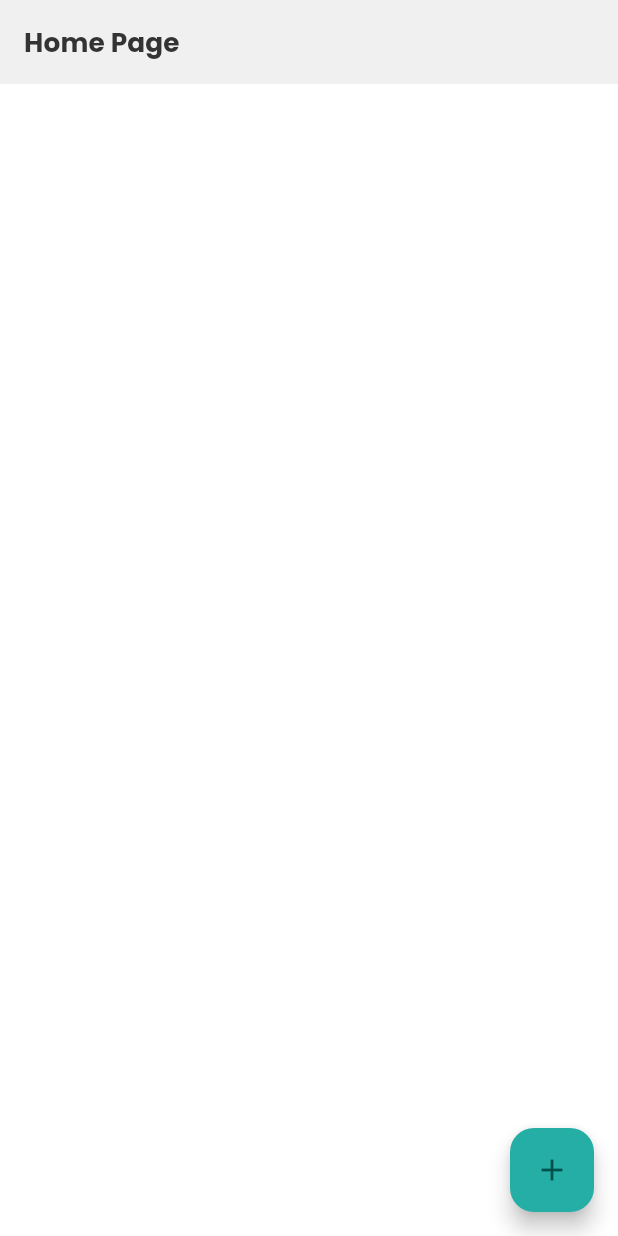
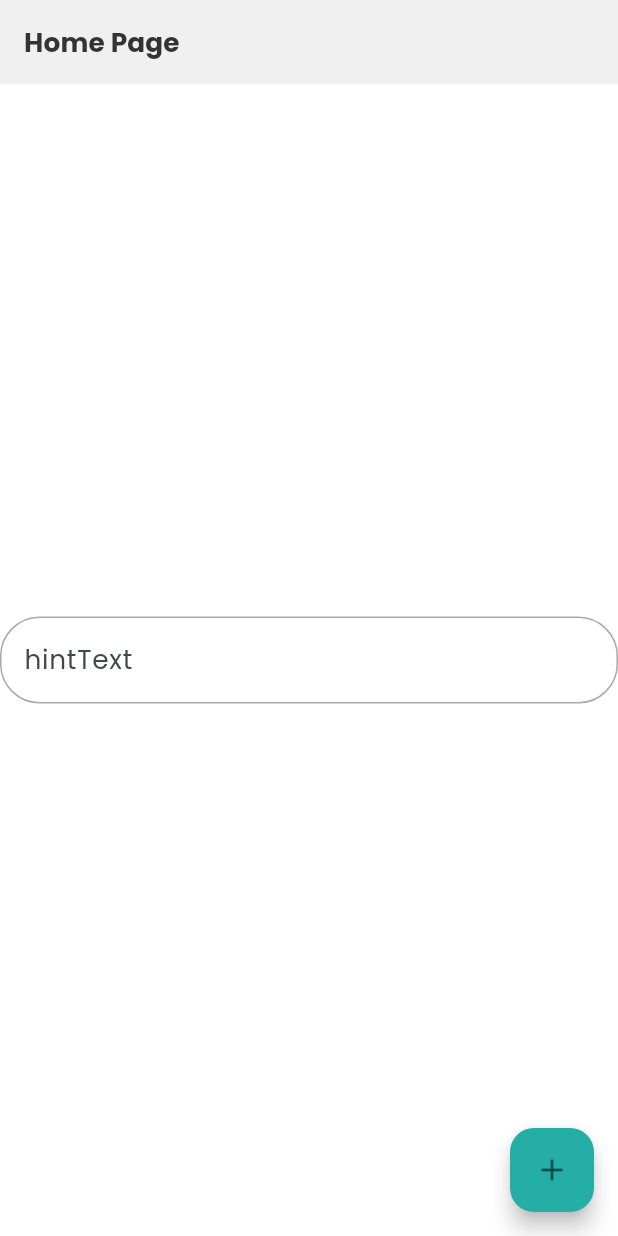
Before and after one commit to smith8h/flutter-mvvm-template, a Flutter app: the screen it shows after launch, after a tap on the "add" icon, on a phone screen of 412 x 824 dp. Run offline on Flutter 3.47's test engine with Material 3 defaults, Android fonts, the phone set to English and light mode, and no system bars; our stand-ins replace awesome_snackbar_content, dio, flutter_screenutil, get, hive_flutter, internet_connection_checker and 1 more; missing offline and left inert: signalr_core; accounts and stored records are empty; network calls fail.

Commit message:
feat: Implement TextInput widget and update HomePage to use it; refactor print_value.dart and add getCinemanaCategories method in UserRepository

```diff
--- a/lib/core/utils/print_value.dart
+++ b/lib/core/utils/print_value.dart
@@ -4,15 +4,23 @@ import 'package:flutter/foundation.dart';
 
 void dprint(dynamic value, {String tag = ''}) {
   try {
-    var decodedJSON = json.decode(value.toString()) as Map<String, dynamic>;
-    log('$tag: ${JsonEncoder.withIndent('    ').convert(decodedJSON)}\n');
+    var decodedJSON = json.decode(value.toString());
+    if (decodedJSON is Map<String, dynamic> || decodedJSON is List<dynamic>) {
+      log('$tag: ${JsonEncoder.withIndent('  ').convert(decodedJSON)}\n');
+    } else {
+      _logValue(value, tag);
+    }
   } catch (_) {
-    if (value is Map) {
-      log('$tag: ${JsonEncoder.withIndent('    ').convert(value)}\n');
-    } else {
-      if (kDebugMode) {
-        log('$tag: $value\n\n');
-      }
+    _logValue(value, tag);
+  }
+}
+
+void _logValue(dynamic value, String tag) {
+  if (value is Map || value is List) {
+    log('$tag: ${JsonEncoder.withIndent('  ').convert(value)}\n');
+  } else {
+    if (kDebugMode) {
+      log('$tag: $value\n');
     }
   }
 }
--- a/lib/pages/home.dart
+++ b/lib/pages/home.dart
@@ -1,8 +1,8 @@
 import 'package:flutter/material.dart';
 import 'package:widgets/core/constants/themes.dart';
-import 'package:widgets/core/models/user.dart';
 import 'package:widgets/core/utils/print_value.dart';
 import 'package:widgets/repository/user_repository.dart';
+import 'package:widgets/widgets/text_input.dart';
 
 class HomePage extends StatefulWidget {
   const HomePage({super.key});
@@ -13,7 +13,7 @@ class HomePage extends StatefulWidget {
 
 class _HomePageState extends State<HomePage> {
   void _requestWithDio() async {
-    var tasks = await UserRepository.login(User(email: 'admin', password: 'admin').toJson());
+    var tasks = await UserRepository.getCinemanaCategories();
     dprint(tasks);
   }
 
@@ -21,7 +21,12 @@ class _HomePageState extends State<HomePage> {
   Widget build(BuildContext context) {
     return Scaffold(
       appBar: AppBar(title: Text('Home Page', style: textStyles.titleSmall)),
-      body: Center(child: Column(mainAxisAlignment: MainAxisAlignment.center, children: [])),
+      body: Center(
+        child: Column(
+          mainAxisAlignment: MainAxisAlignment.center,
+          children: [TextInput(controller: TextEditingController(), hintText: 'hintText')],
+        ),
+      ),
       floatingActionButton: FloatingActionButton(onPressed: _requestWithDio, tooltip: 'Increment', child: const Icon(Icons.add)),
     );
   }
--- a/lib/repository/user_repository.dart
+++ b/lib/repository/user_repository.dart
@@ -14,4 +14,13 @@ class UserRepository {
       return null;
     }
   }
+
+  static Future<User?> getCinemanaCategories() async {
+    final response = await Crud.get('https://cinemana.shabakaty.com/api/android/mainCategories?lang=en');
+    try {
+      return response;
+    } catch (_) {
+      return null;
+    }
+  }
 }
--- /dev/null
+++ b/lib/widgets/text_input.dart
@@ -0,0 +1,66 @@
+import 'package:flutter/material.dart';
+import 'package:flutter_screenutil/flutter_screenutil.dart';
+import 'package:widgets/core/constants/colors.dart';
+
+class TextInput extends StatefulWidget {
+  final String hintText;
+  final TextEditingController controller;
+  final Function(String)? onChanged;
+  final bool showSuffix;
+
+  const TextInput({required this.controller, required this.hintText, super.key, this.onChanged, this.showSuffix = false});
+
+  @override
+  State<TextInput> createState() => _TextInputState();
+}
+
+class _TextInputState extends State<TextInput> {
+  bool pwdVisibility = true;
+
+  @override
+  void initState() {
+    super.initState();
+    if (widget.showSuffix) pwdVisibility = false;
+  }
+
+  @override
+  Widget build(BuildContext context) {
+    return TextFormField(
+      controller: widget.controller,
+      obscureText: !pwdVisibility,
+      onChanged: widget.onChanged,
+      decoration: InputDecoration(
+        hintText: widget.hintText,
+        enabledBorder: OutlineInputBorder(
+          borderSide: const BorderSide(color: AppColors.hint, width: 1),
+          borderRadius: BorderRadius.circular(24.w),
+        ),
+        focusedErrorBorder: OutlineInputBorder(
+          borderSide: const BorderSide(color: AppColors.error, width: 1),
+          borderRadius: BorderRadius.circular(24.0),
+        ),
+        errorBorder: OutlineInputBorder(
+          borderSide: const BorderSide(color: AppColors.error, width: 1),
+          borderRadius: BorderRadius.circular(24.0),
+        ),
+        focusedBorder: OutlineInputBorder(
+          borderSide: const BorderSide(color: AppColors.primary, width: 1),
+          borderRadius: BorderRadius.circular(24.0),
+        ),
+        suffixIcon:
+            widget.showSuffix
+                ? GestureDetector(
+                  onTap: () => setState(() => pwdVisibility = !pwdVisibility),
+                  child: Icon(pwdVisibility ? Icons.visibility_outlined : Icons.visibility_off_outlined, color: AppColors.hint, size: 18.w),
+                )
+                : null,
+      ),
+      validator: (val) {
+        if (val!.isEmpty) {
+          return 'Required';
+        }
+        return null;
+      },
+    );
+  }
+}
```
